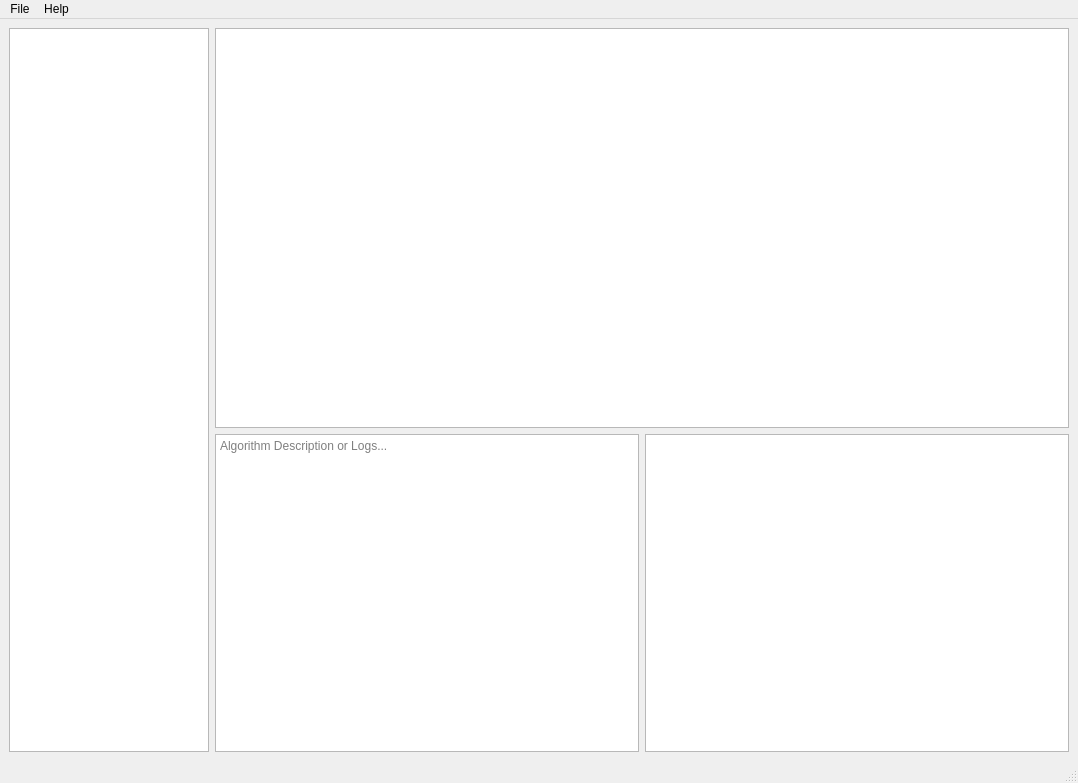
Before: the Qt Designer form ui/main_window.ui in AngryGranny01/algorithm-visualizer, drawn with Qt 5.
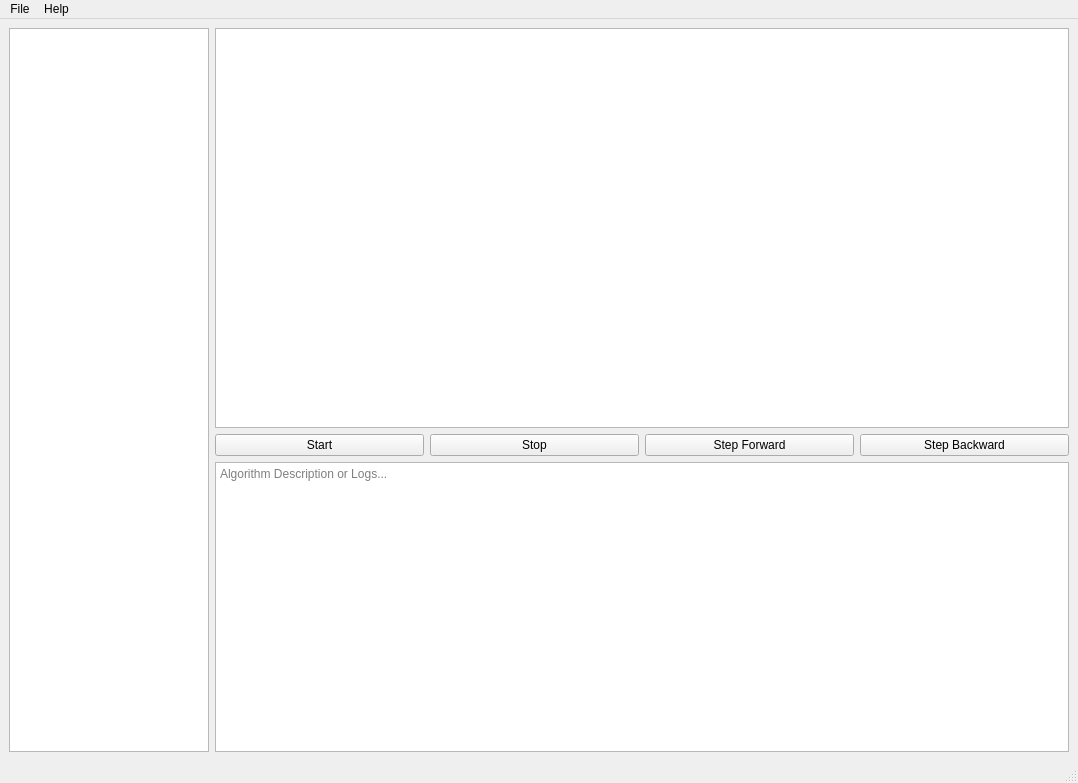
After: the same form once the commit is applied. Icons and pictures are not drawn.

Commit message: start stop next created

What changed in the file:
```diff
--- a/ui/main_window.ui
+++ b/ui/main_window.ui
@@ -51,6 +51,58 @@
         </property>
        </widget>
       </item>
+      <item>
+       <layout class="QHBoxLayout" name="controlLayout">
+        <item>
+         <widget class="QPushButton" name="btnStart">
+          <property name="icon">
+           <iconset resource="resources.qrc">
+            <normaloff>ui/icons/play_button.png</normaloff>
+           </iconset>
+          </property>
+          <property name="text">
+           <string>Start</string>
+          </property>
+         </widget>
+        </item>
+        <item>
+         <widget class="QPushButton" name="btnStop">
+          <property name="icon">
+           <iconset resource="resources.qrc">
+            <normaloff>ui/icons/stop_button.png</normaloff>
+           </iconset>
+          </property>
+          <property name="text">
+           <string>Stop</string>
+          </property>
+         </widget>
+        </item>
+        <item>
+         <widget class="QPushButton" name="btnStepForward">
+          <property name="icon">
+           <iconset resource="resources.qrc">
+            <normaloff>ui/icons/arrow_right_button.png</normaloff>
+           </iconset>
+          </property>
+          <property name="text">
+           <string>Step Forward</string>
+          </property>
+         </widget>
+        </item>
+        <item>
+         <widget class="QPushButton" name="btnStepBackward">
+          <property name="icon">
+           <iconset resource="resources.qrc">
+            <normaloff>ui/icons/arrow_left_button.png</normaloff>
+           </iconset>
+          </property>
+          <property name="text">
+           <string>Step Backward</string>
+          </property>
+         </widget>
+        </item>
+       </layout>
+      </item>
       <item>
        <layout class="QHBoxLayout" name="horizontalLayout">
         <item>
@@ -63,9 +115,6 @@
           </property>
          </widget>
         </item>
-        <item>
-         <widget class="QPlainTextEdit" name="plainTextEdit"/>
-        </item>
        </layout>
       </item>
      </layout>
```
The commit also changes 8 other files.
